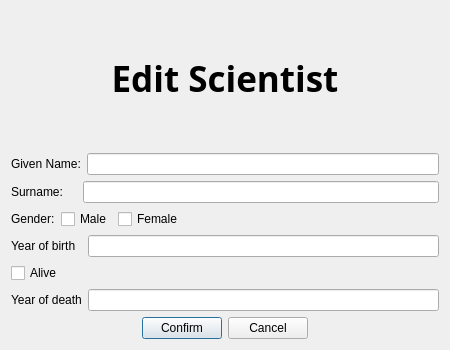
Before: the Qt Designer form Vika3nytt/dialogeditsci.ui in sabbisun/Vika3nytt, drawn with Qt 5.
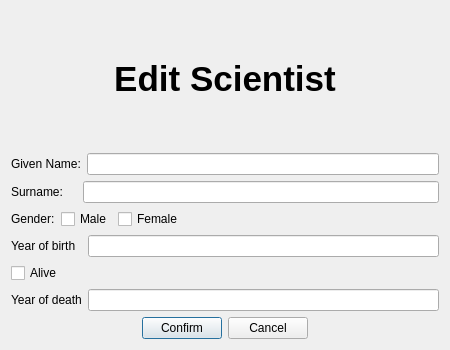
After: the same form once the commit is applied.

The edit to the form file:
```diff
--- a/Vika3nytt/dialogeditsci.ui
+++ b/Vika3nytt/dialogeditsci.ui
@@ -18,7 +18,7 @@
     <widget class="QLabel" name="label_Dialogname">
      <property name="font">
       <font>
-       <family>Alien Encounters</family>
+       <family>Arial</family>
       </font>
      </property>
      <property name="text">
```
